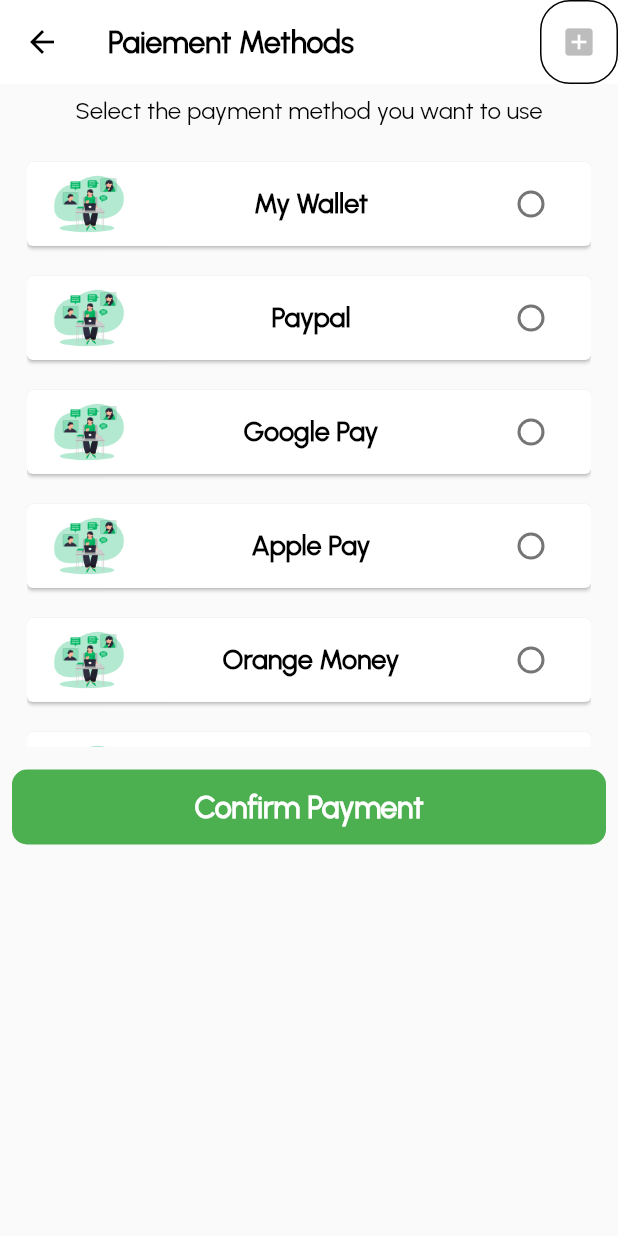
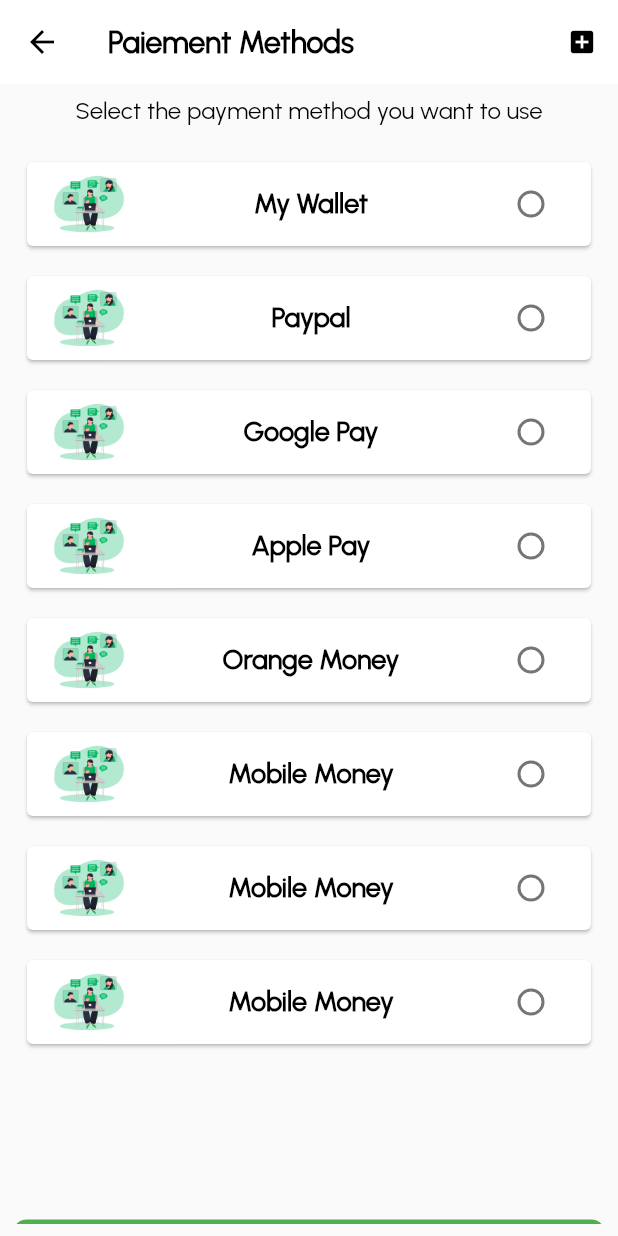
Before and after one commit to arolleaguekeng/Bayarm, a Flutter app: the PaiementContent screen opened directly, on a phone screen of 412 x 824 dp. Run offline on Flutter 3.47's test engine with Material 2 defaults, Android fonts, the phone set to English and light mode, and no system bars; our stand-ins replace firebase_auth, firebase_core, flutter_svg, image_picker, intl_phone_field, pinput; accounts and stored records are empty; network calls fail.

Commit message:
second finalisation

```diff
--- a/bayarm/lib/screens/paiement/paiement_content.dart
+++ b/bayarm/lib/screens/paiement/paiement_content.dart
@@ -2,7 +2,17 @@
 import 'package:bayarm/screens/components/forms/custom_text.dart';
 import 'package:flutter/material.dart';
 
-enum Pet { wallet, paypal, googlePay, applePay, orangeM, momo }
+enum Pet {
+  wallet,
+  paypal,
+  googlePay,
+  applePay,
+  orangeM,
+  momo,
+  card,
+  titi,
+  tack
+}
 
 class PaiementContent extends StatefulWidget {
   const PaiementContent({super.key});
@@ -29,16 +39,11 @@
         backgroundColor: Colors.white,
         centerTitle: false,
         actions: [
-          Container(
-            padding: const EdgeInsets.all(1),
-            decoration: BoxDecoration(
-              border: Border.all(),
-              borderRadius: BorderRadius.circular(20),
-            ),
-            child: IconButton(
+          IconButton(
             icon: Icon(
               Icons.add_box,
-                color: Colors.grey.shade400,
+              color: Colors.black,
+              size: 20,
             ),
             onPressed: () {
               Navigator.push(
@@ -50,7 +55,6 @@
                 ),
               );
             },
-            ),
           ),
         ],
       ),
@@ -70,7 +74,7 @@
                   horizontal: 10,
                   vertical: 15,
                 ),
-                height: 400,
+                height: 700,
                 child: ListView(
                   children: [
                     Column(
@@ -232,7 +236,63 @@
                                 weight: FontWeight.bold,
                               ),
                               trailing: Radio<Pet>(
-                                value: Pet.momo,
+                                value: Pet.card,
+                                groupValue: _pet,
+                                onChanged: (Pet? value) {
+                                  setState(() {
+                                    _pet = value!;
+                                  });
+                                },
+                              ),
+                            ),
+                          ),
+                        ),
+                        GestureDetector(
+                          onTap: () {},
+                          child: Card(
+                            margin: const EdgeInsets.symmetric(vertical: 10),
+                            color: Colors.white,
+                            elevation: 1,
+                            child: ListTile(
+                              leading: Image.asset(
+                                "assets/images/png/online.png",
+                                height: 40,
+                              ),
+                              title: CustumText(
+                                text: 'Mobile Money',
+                                size: 18,
+                                weight: FontWeight.bold,
+                              ),
+                              trailing: Radio<Pet>(
+                                value: Pet.tack,
+                                groupValue: _pet,
+                                onChanged: (Pet? value) {
+                                  setState(() {
+                                    _pet = value!;
+                                  });
+                                },
+                              ),
+                            ),
+                          ),
+                        ),
+                        GestureDetector(
+                          onTap: () {},
+                          child: Card(
+                            margin: const EdgeInsets.symmetric(vertical: 10),
+                            color: Colors.white,
+                            elevation: 1,
+                            child: ListTile(
+                              leading: Image.asset(
+                                "assets/images/png/online.png",
+                                height: 40,
+                              ),
+                              title: CustumText(
+                                text: 'Mobile Money',
+                                size: 18,
+                                weight: FontWeight.bold,
+                              ),
+                              trailing: Radio<Pet>(
+                                value: Pet.titi,
                                 groupValue: _pet,
                                 onChanged: (Pet? value) {
                                   setState(() {
```
Lines whose indentation alone changed are shown as unchanged.
